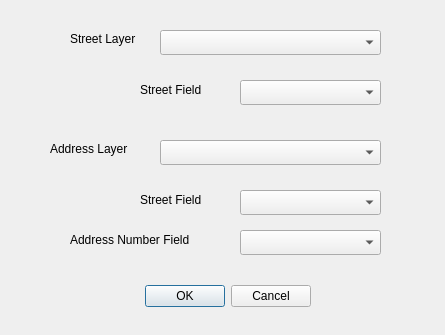
First picture: the form in StreetParity_dialog_base.ui, repository edac/edactools, before the edit.
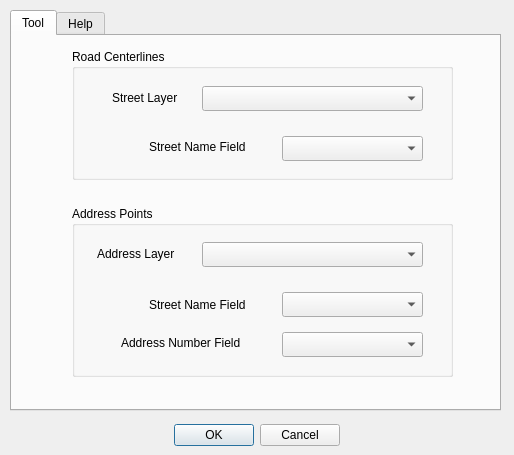
Second picture: the form after the edit.

The edit to the form file:
```diff
--- a/StreetParity_dialog_base.ui
+++ b/StreetParity_dialog_base.ui
@@ -6,8 +6,8 @@
    <rect>
     <x>0</x>
     <y>0</y>
-    <width>445</width>
-    <height>335</height>
+    <width>514</width>
+    <height>455</height>
    </rect>
   </property>
   <property name="sizePolicy">
@@ -19,11 +19,260 @@
   <property name="windowTitle">
    <string>Dialog</string>
   </property>
+  <widget class="QTabWidget" name="tabWidget">
+   <property name="geometry">
+    <rect>
+     <x>10</x>
+     <y>10</y>
+     <width>491</width>
+     <height>401</height>
+    </rect>
+   </property>
+   <property name="currentIndex">
+    <number>0</number>
+   </property>
+   <widget class="QWidget" name="tab">
+    <attribute name="title">
+     <string>Tool</string>
+    </attribute>
+    <widget class="QGroupBox" name="groupBox">
+     <property name="geometry">
+      <rect>
+       <x>60</x>
+       <y>170</y>
+       <width>381</width>
+       <height>171</height>
+      </rect>
+     </property>
+     <property name="title">
+      <string>Address Points</string>
+     </property>
+    </widget>
+    <widget class="QLabel" name="label_2">
+     <property name="geometry">
+      <rect>
+       <x>137</x>
+       <y>101</y>
+       <width>131</width>
+       <height>20</height>
+      </rect>
+     </property>
+     <property name="text">
+      <string>Street Name Field</string>
+     </property>
+    </widget>
+    <widget class="QLabel" name="label_5">
+     <property name="geometry">
+      <rect>
+       <x>109</x>
+       <y>297</y>
+       <width>151</width>
+       <height>20</height>
+      </rect>
+     </property>
+     <property name="text">
+      <string>Address Number Field</string>
+     </property>
+    </widget>
+    <widget class="QComboBox" name="AddressLayerStreetFieldComboBox">
+     <property name="geometry">
+      <rect>
+       <x>270</x>
+       <y>256</y>
+       <width>141</width>
+       <height>25</height>
+      </rect>
+     </property>
+    </widget>
+    <widget class="QComboBox" name="AddressLayerAddressNumberFieldComboBox">
+     <property name="geometry">
+      <rect>
+       <x>270</x>
+       <y>296</y>
+       <width>141</width>
+       <height>25</height>
+      </rect>
+     </property>
+    </widget>
+    <widget class="QComboBox" name="AddressLayerComboBox">
+     <property name="geometry">
+      <rect>
+       <x>190</x>
+       <y>206</y>
+       <width>221</width>
+       <height>25</height>
+      </rect>
+     </property>
+    </widget>
+    <widget class="QComboBox" name="StreetLayerStreetFieldComboBox">
+     <property name="geometry">
+      <rect>
+       <x>270</x>
+       <y>100</y>
+       <width>141</width>
+       <height>25</height>
+      </rect>
+     </property>
+    </widget>
+    <widget class="QComboBox" name="StreetLayerComboBox">
+     <property name="geometry">
+      <rect>
+       <x>190</x>
+       <y>50</y>
+       <width>221</width>
+       <height>25</height>
+      </rect>
+     </property>
+    </widget>
+    <widget class="QLabel" name="label_4">
+     <property name="geometry">
+      <rect>
+       <x>85</x>
+       <y>209</y>
+       <width>101</width>
+       <height>17</height>
+      </rect>
+     </property>
+     <property name="text">
+      <string>Address Layer</string>
+     </property>
+    </widget>
+    <widget class="QLabel" name="label_3">
+     <property name="geometry">
+      <rect>
+       <x>137</x>
+       <y>258</y>
+       <width>151</width>
+       <height>21</height>
+      </rect>
+     </property>
+     <property name="text">
+      <string>Street Name Field</string>
+     </property>
+    </widget>
+    <widget class="QGroupBox" name="groupBox_2">
+     <property name="geometry">
+      <rect>
+       <x>60</x>
+       <y>13</y>
+       <width>381</width>
+       <height>131</height>
+      </rect>
+     </property>
+     <property name="title">
+      <string>Road Centerlines</string>
+     </property>
+    </widget>
+    <widget class="QLabel" name="label">
+     <property name="geometry">
+      <rect>
+       <x>100</x>
+       <y>53</y>
+       <width>91</width>
+       <height>17</height>
+      </rect>
+     </property>
+     <property name="text">
+      <string>Street Layer</string>
+     </property>
+    </widget>
+    <zorder>groupBox</zorder>
+    <zorder>groupBox_2</zorder>
+    <zorder>label_2</zorder>
+    <zorder>label_5</zorder>
+    <zorder>AddressLayerStreetFieldComboBox</zorder>
+    <zorder>AddressLayerAddressNumberFieldComboBox</zorder>
+    <zorder>AddressLayerComboBox</zorder>
+    <zorder>StreetLayerStreetFieldComboBox</zorder>
+    <zorder>StreetLayerComboBox</zorder>
+    <zorder>label_4</zorder>
+    <zorder>label_3</zorder>
+    <zorder>label</zorder>
+   </widget>
+   <widget class="QWidget" name="tab_2">
+    <attribute name="title">
+     <string>Help</string>
+    </attribute>
+    <widget class="QLabel" name="label_6">
+     <property name="geometry">
+      <rect>
+       <x>20</x>
+       <y>220</y>
+       <width>441</width>
+       <height>61</height>
+      </rect>
+     </property>
+     <property name="text">
+      <string>***Road Centerline***: This is a multiline featureclass that contains the road or street name eg. &quot;Elm&quot; for Elm Street.</string>
+     </property>
+     <property name="textFormat">
+      <enum>Qt::MarkdownText</enum>
+     </property>
+     <property name="wordWrap">
+      <bool>true</bool>
+     </property>
+    </widget>
+    <widget class="QLabel" name="label_8">
+     <property name="geometry">
+      <rect>
+       <x>20</x>
+       <y>280</y>
+       <width>441</width>
+       <height>61</height>
+      </rect>
+     </property>
+     <property name="text">
+      <string>***Address Points***: This is a point featureclass that contains the road or street name eg. &quot;Elm&quot; for Elm Street. An address number is also required for example 123 in 123 Main Street.</string>
+     </property>
+     <property name="textFormat">
+      <enum>Qt::MarkdownText</enum>
+     </property>
+     <property name="wordWrap">
+      <bool>true</bool>
+     </property>
+    </widget>
+    <widget class="QLabel" name="label_9">
+     <property name="geometry">
+      <rect>
+       <x>20</x>
+       <y>340</y>
+       <width>361</width>
+       <height>31</height>
+      </rect>
+     </property>
+     <property name="text">
+      <string>The tool will use the street name to join the 2 layers.</string>
+     </property>
+     <property name="textFormat">
+      <enum>Qt::MarkdownText</enum>
+     </property>
+     <property name="wordWrap">
+      <bool>true</bool>
+     </property>
+    </widget>
+    <widget class="QLabel" name="label_10">
+     <property name="geometry">
+      <rect>
+       <x>20</x>
+       <y>10</y>
+       <width>451</width>
+       <height>211</height>
+      </rect>
+     </property>
+     <property name="text">
+      <string>The Street Parity Analysis tool is designed to assist users in determining the house number parity (odd, even, or mixed) on each side of streets within a given geographical area. By selecting an address layer and a street layer from the loaded QGIS project, the tool analyzes the distribution of house numbers along the streets. It identifies the nearest street segment for each address, determines the orientation and direction of the street segments, and calculates the parity for the left and right sides of the streets. The results are then updated in a new layer with visual styling to differentiate between streets with uniform parity and those with mixed parity, providing a clear and comprehensive view of house number distribution patterns.</string>
+     </property>
+     <property name="wordWrap">
+      <bool>true</bool>
+     </property>
+    </widget>
+   </widget>
+  </widget>
   <widget class="QDialogButtonBox" name="buttonBox">
    <property name="geometry">
     <rect>
-     <x>140</x>
-     <y>280</y>
+     <x>169</x>
+     <y>419</y>
      <width>171</width>
      <height>32</height>
     </rect>
@@ -35,121 +284,6 @@
     <set>QDialogButtonBox::Cancel|QDialogButtonBox::Ok</set>
    </property>
   </widget>
-  <widget class="QComboBox" name="StreetLayerComboBox">
-   <property name="geometry">
-    <rect>
-     <x>160</x>
-     <y>30</y>
-     <width>221</width>
-     <height>25</height>
-    </rect>
-   </property>
-  </widget>
-  <widget class="QComboBox" name="StreetLayerStreetFieldComboBox">
-   <property name="geometry">
-    <rect>
-     <x>240</x>
-     <y>80</y>
-     <width>141</width>
-     <height>25</height>
-    </rect>
-   </property>
-  </widget>
-  <widget class="QLabel" name="label">
-   <property name="geometry">
-    <rect>
-     <x>70</x>
-     <y>30</y>
-     <width>91</width>
-     <height>17</height>
-    </rect>
-   </property>
-   <property name="text">
-    <string>Street Layer</string>
-   </property>
-  </widget>
-  <widget class="QLabel" name="label_2">
-   <property name="geometry">
-    <rect>
-     <x>140</x>
-     <y>80</y>
-     <width>81</width>
-     <height>20</height>
-    </rect>
-   </property>
-   <property name="text">
-    <string>Street Field</string>
-   </property>
-  </widget>
-  <widget class="QComboBox" name="AddressLayerStreetFieldComboBox">
-   <property name="geometry">
-    <rect>
-     <x>240</x>
-     <y>190</y>
-     <width>141</width>
-     <height>25</height>
-    </rect>
-   </property>
-  </widget>
-  <widget class="QComboBox" name="AddressLayerComboBox">
-   <property name="geometry">
-    <rect>
-     <x>160</x>
-     <y>140</y>
-     <width>221</width>
-     <height>25</height>
-    </rect>
-   </property>
-  </widget>
-  <widget class="QLabel" name="label_3">
-   <property name="geometry">
-    <rect>
-     <x>140</x>
-     <y>190</y>
-     <width>101</width>
-     <height>20</height>
-    </rect>
-   </property>
-   <property name="text">
-    <string>Street Field</string>
-   </property>
-  </widget>
-  <widget class="QLabel" name="label_4">
-   <property name="geometry">
-    <rect>
-     <x>50</x>
-     <y>140</y>
-     <width>101</width>
-     <height>17</height>
-    </rect>
-   </property>
-   <property name="text">
-    <string>Address Layer</string>
-   </property>
-  </widget>
-  <widget class="QComboBox" name="AddressLayerAddressNumberFieldComboBox">
-   <property name="geometry">
-    <rect>
-     <x>240</x>
-     <y>230</y>
-     <width>141</width>
-     <height>25</height>
-    </rect>
-   </property>
-  </widget>
-  <widget class="QLabel" name="label_5">
-   <property name="geometry">
-    <rect>
-     <x>70</x>
-     <y>230</y>
-     <width>161</width>
-     <height>20</height>
-    </rect>
-   </property>
-   <property name="text">
-    <string>Address Number Field</string>
-   </property>
-  </widget>
  </widget>
  <resources/>
  <connections>
```
Left out of the diff: 2 changed lines with no effect on the pictures.
